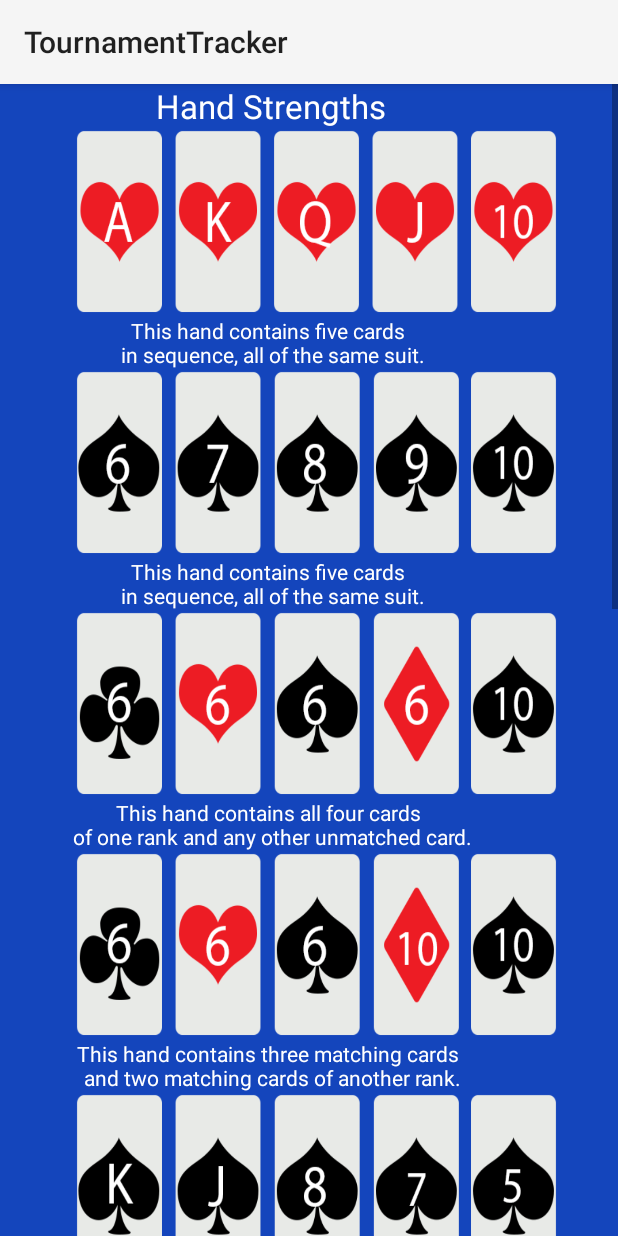
After one commit to richpingree/AD2, an Android app: the fragment PokerHandsFragment shown on its own in the app's theme, on a phone screen of 412 x 824 dp. The commit adds this screen. Run offline under Robolectric (Android 15) with nearby library versions, the phone set to English and light mode, and no system bars.

Commit message:
created PokerHandFragment
created PokerHandFragment, added images to drawable folder, coded
ImageView and TextView for each hand

```diff
--- /dev/null
+++ b/TournamentTracker/app/src/main/java/com/richardpingree/tournamenttracker/Fragments/PokerHandsFragment.java
@@ -0,0 +1,115 @@
+package com.richardpingree.tournamenttracker.Fragments;
+
+import android.app.Fragment;
+import android.graphics.Color;
+import android.os.Bundle;
+import android.support.annotation.Nullable;
+import android.view.LayoutInflater;
+import android.view.View;
+import android.view.ViewGroup;
+import android.widget.ImageView;
+import android.widget.TextView;
+
+import com.richardpingree.tournamenttracker.R;
+
+/**
+ * Created by Richard Pingree APD2 1505 on 5/26/15.
+ */
+public class PokerHandsFragment extends Fragment{
+
+    private final String TAG = "PokerHandFrag.TAG";
+
+    TextView title, royaldesc, straightflushdesc, fourdesc, fulldesc, flushdesc, straightdesc, threedesc, twopairdesc, pairdesc, highcarddesc;
+
+    ImageView royalFlush, straightFlush, fourKind, fullHouse, flush, straight, threeKind, twopair, pair, highcard;
+
+    public PokerHandsFragment(){
+
+    }
+
+    @Nullable
+    @Override
+    public View onCreateView(LayoutInflater inflater, ViewGroup container, Bundle savedInstanceState) {
+        View rootView = inflater.inflate(R.layout.fragment_pokerhands, container, false);
+        return rootView;
+    }
+
+    @Override
+    public void onActivityCreated(Bundle savedInstanceState) {
+        super.onActivityCreated(savedInstanceState);
+
+        title = (TextView)getView().findViewById(R.id.Title);
+        title.setTextColor(Color.WHITE);
+        title.setText("Hand Strengths");
+
+        royalFlush = (ImageView)getView().findViewById(R.id.royalFlush);
+        royalFlush.setImageResource(R.drawable.royalflush);
+
+        royaldesc = (TextView)getView().findViewById(R.id.royaldescription);
+        royaldesc.setTextColor(Color.WHITE);
+        royaldesc.setText("This hand contains five cards \n in sequence, all of the same suit.");
+
+        straightFlush = (ImageView)getView().findViewById(R.id.straightFlush);
+        straightFlush.setImageResource(R.drawable.straightflush);
+
+        straightflushdesc = (TextView)getView().findViewById(R.id.straightflushdescription);
+        straightflushdesc.setTextColor(Color.WHITE);
+        straightflushdesc.setText("This hand contains five cards \n in sequence, all of the same suit.");
+
+        fourKind = (ImageView)getView().findViewById(R.id.fourKind);
+        fourKind.setImageResource(R.drawable.fourofakind);
+
+        fourdesc = (TextView)getView().findViewById(R.id.fourdescription);
+        fourdesc.setTextColor(Color.WHITE);
+        fourdesc.setText("This hand contains all four cards \n of one rank and any other unmatched card.");
+
+        fullHouse = (ImageView)getView().findViewById(R.id.fullHouse);
+        fullHouse.setImageResource(R.drawable.fullhouse);
+
+        fulldesc = (TextView)getView().findViewById(R.id.fulldescription);
+        fulldesc.setTextColor(Color.WHITE);
+        fulldesc.setText("This hand contains three matching cards \n and two matching cards of another rank.");
+
+        flush = (ImageView)getView().findViewById(R.id.flush);
+        flush.setImageResource(R.drawable.flush);
+
+        flushdesc = (TextView)getView().findViewById(R.id.flushdescription);
+        flushdesc.setTextColor(Color.WHITE);
+        flushdesc.setText("This hand contains all five cards \n of the same suit, but not in sequence.");
+
+        straight = (ImageView)getView().findViewById(R.id.straight);
+        straight.setImageResource(R.drawable.straight);
+
+        straightdesc = (TextView)getView().findViewById(R.id.straightdescription);
+        straightdesc.setTextColor(Color.WHITE);
+        straightdesc.setText("This hand contains five card of sequential \n rank in at least two different suits.");
+
+        threeKind = (ImageView)getView().findViewById(R.id.threeKind);
+        threeKind.setImageResource(R.drawable.threeofakind);
+
+        threedesc = (TextView)getView().findViewById(R.id.threedescription);
+        threedesc.setTextColor(Color.WHITE);
+        threedesc.setText("This hand contains three cards of \n the same rank, with two cards not \n of this rank nor the same as each other.");
+
+        twopair = (ImageView)getView().findViewById(R.id.twoPair);
+        twopair.setImageResource(R.drawable.twopair);
+
+        twopairdesc = (TextView)getView().findViewById(R.id.twopairdescription);
+        twopairdesc.setTextColor(Color.WHITE);
+        twopairdesc.setText("This hand contains two cards \n of the same rank, plus \n two cards of another rank.");
+
+        pair = (ImageView)getView().findViewById(R.id.pair);
+        pair.setImageResource(R.drawable.pair);
+
+        pairdesc = (TextView)getView().findViewById(R.id.pairdescription);
+        pairdesc.setTextColor(Color.WHITE);
+        pairdesc.setText("This hand contains two cards the same rank, \n plus three cards which are not of this \n rank nor the same.");
+
+        highcard = (ImageView)getView().findViewById(R.id.highcard);
+        highcard.setImageResource(R.drawable.highcard);
+
+        highcarddesc = (TextView)getView().findViewById(R.id.highcarddescription);
+        highcarddesc.setTextColor(Color.WHITE);
+        highcarddesc.setText("This hand contains any five cards not \n meeting any of the above requirements.");
+    }
+}
--- a/TournamentTracker/app/src/main/java/com/richardpingree/tournamenttracker/Fragments/TimerFragment.java
+++ b/TournamentTracker/app/src/main/java/com/richardpingree/tournamenttracker/Fragments/TimerFragment.java
@@ -41,7 +41,7 @@ public class TimerFragment extends Fragment {
     private long startTime = 60 * 1000;
     private final long interval = 1 * 1000;
     private ArrayList<BlindClass> BlindArray;
-    long timeremaining;
+    public long timeremaining;
     int sBlind, bBlind;
     int currentBlind = 0;
     TextView timer, smallBlind, bigBlind;
@@ -134,7 +134,6 @@ public class TimerFragment extends Fragment {
                     bBlind = BlindArray.get(currentBlind).getmBigBlind();
 
                 }
-
                 countDownTimer.start();
 
             }
@@ -143,8 +142,23 @@ public class TimerFragment extends Fragment {
         pauseBtn.setOnClickListener(new View.OnClickListener() {
             @Override
             public void onClick(View v) {
+                Log.i(TAG, "Cancel Button Clicked" + String.valueOf(timeremaining));
+                countDownTimer.cancel();
+                timer.setText("" + String.format("%d:%02d", TimeUnit.MILLISECONDS.toMinutes(timeremaining),
+                        TimeUnit.MILLISECONDS.toSeconds(timeremaining) -
+                                TimeUnit.MINUTES.toSeconds(TimeUnit.MILLISECONDS.toMinutes(timeremaining))));
+                AlertDialog.Builder pauseAlert = new AlertDialog.Builder(getActivity());
+                pauseAlert.setMessage("The Blinds Are Pause!").setPositiveButton("Resume", new DialogInterface.OnClickListener() {
+                    @Override
+                    public void onClick(DialogInterface dialog, int which) {
 
-                countDownTimer.cancel();
+                       // timer.setText("" + String.format("%d:00", TimeUnit.MILLISECONDS.toMinutes(timeremaining)));
+                       // countDownTimer.onTick(startTime - timeremaining);
+                        countDownTimer.start();
+                    }
+                });
+
+                pauseAlert.show();
 
             }
         });
@@ -194,7 +208,7 @@ public class TimerFragment extends Fragment {
                     resetAlert.show();
                 }else{
                     countDownTimer.cancel();
-                    timer.setText(""+String.format("%d:00", TimeUnit.MILLISECONDS.toMinutes(startTime)));
+                    timer.setText("" + String.format("%d:00", TimeUnit.MILLISECONDS.toMinutes(startTime)));
                 }
             }
         });
@@ -202,6 +216,8 @@ public class TimerFragment extends Fragment {
     }
 
     public class MyCountDownTimer extends CountDownTimer{
+
+        //public long timeremaining;
 
         /**
          * @param startTime    The number of millis in the future from the call
@@ -219,6 +235,8 @@ public class TimerFragment extends Fragment {
                 timer.setText("" + String.format("%d:%02d", TimeUnit.MILLISECONDS.toMinutes(millisUntilFinished),
                         TimeUnit.MILLISECONDS.toSeconds(millisUntilFinished) -
                                 TimeUnit.MINUTES.toSeconds(TimeUnit.MILLISECONDS.toMinutes(millisUntilFinished))));
+
+            timeremaining = millisUntilFinished;
 
         }
 
--- a/TournamentTracker/app/src/main/java/com/richardpingree/tournamenttracker/MainActivity.java
+++ b/TournamentTracker/app/src/main/java/com/richardpingree/tournamenttracker/MainActivity.java
@@ -9,6 +9,7 @@ import android.util.Log;
 import android.view.Menu;
 import android.view.MenuItem;
 
+import com.richardpingree.tournamenttracker.Fragments.PokerHandsFragment;
 import com.richardpingree.tournamenttracker.Fragments.TimerFragment;
 import com.richardpingree.tournamenttracker.Fragments.TournamentListFragment;
 
@@ -113,8 +114,14 @@ public class MainActivity extends Activity
                 break;
             case 1:
                 getFragmentManager().beginTransaction().replace(R.id.container, new TournamentListFragment()).commit();
-//                Intent tourneyListIntent = new Intent(this, TournamentListActivity.class);
-//                startActivity(tourneyListIntent);
+                break;
+            case 2:
+
+                break;
+            case 3:
+                getFragmentManager().beginTransaction().replace(R.id.container, new PokerHandsFragment()).commit();
+                break;
+
         }
     }
 
@@ -129,6 +136,8 @@ public class MainActivity extends Activity
             case 3:
                 mTitle = getString(R.string.title_section3);
                 break;
+            case 4:
+                mTitle = getString(R.string.titel_section4);
         }
     }
 
--- a/TournamentTracker/app/src/main/java/com/richardpingree/tournamenttracker/NavigationDrawerFragment.java
+++ b/TournamentTracker/app/src/main/java/com/richardpingree/tournamenttracker/NavigationDrawerFragment.java
@@ -105,6 +105,7 @@ public class NavigationDrawerFragment extends Fragment {
                         getString(R.string.title_section1),
                         getString(R.string.title_section2),
                         getString(R.string.title_section3),
+                        getString(R.string.titel_section4)
                 }));
         mDrawerListView.setItemChecked(mCurrentSelectedPosition, true);
         return mDrawerListView;
--- /dev/null
+++ b/TournamentTracker/app/src/main/res/layout/fragment_pokerhands.xml
@@ -0,0 +1,208 @@
+<?xml version="1.0" encoding="utf-8"?>
+<LinearLayout xmlns:android="http://schemas.android.com/apk/res/android"
+    android:orientation="vertical" android:layout_width="match_parent"
+    android:layout_height="match_parent"
+    android:background="@color/blue">
+
+    <ScrollView
+        android:layout_width="match_parent"
+        android:layout_height="wrap_content">
+
+        <TableLayout
+            android:layout_width="match_parent"
+            android:layout_height="wrap_content">
+
+            <TableRow >
+                <TextView
+                    android:layout_height="wrap_content"
+                    android:layout_width="match_parent"
+                    android:id="@+id/Title"
+                    android:textAppearance="?android:attr/textAppearanceLarge"
+                    android:gravity="center_horizontal"
+                    />
+            </TableRow>
+
+            <TableRow android:gravity="center_horizontal">
+                <ImageView
+                    android:layout_marginLeft="10dp"
+                    android:layout_width="350dp"
+                    android:layout_height="125dp"
+                    android:scaleType="fitXY"
+                    android:id="@+id/royalFlush" />
+            </TableRow>
+
+            <TableRow>
+                <TextView
+                    android:layout_height="wrap_content"
+                    android:layout_width="match_parent"
+                    android:id="@+id/royaldescription"
+                    android:textAppearance="?android:attr/textAppearanceSmall"
+                    android:gravity="center_horizontal"/>
+            </TableRow>
+
+            <TableRow android:gravity="center_horizontal">
+                <ImageView
+                    android:layout_marginLeft="10dp"
+                    android:layout_width="350dp"
+                    android:layout_height="125dp"
+                    android:scaleType="fitXY"
+                    android:id="@+id/straightFlush" />
+            </TableRow>
+
+            <TableRow>
+                <TextView
+                    android:layout_height="wrap_content"
+                    android:layout_width="match_parent"
+                    android:id="@+id/straightflushdescription"
+                    android:textAppearance="?android:attr/textAppearanceSmall"
+                    android:gravity="center_horizontal"/>
+            </TableRow>
+
+            <TableRow android:gravity="center_horizontal">
+                <ImageView
+                    android:layout_marginLeft="10dp"
+                    android:layout_width="350dp"
+                    android:layout_height="125dp"
+                    android:scaleType="fitXY"
+                    android:id="@+id/fourKind" />
+            </TableRow>
+
+            <TableRow>
+                <TextView
+                    android:layout_height="wrap_content"
+                    android:layout_width="match_parent"
+                    android:id="@+id/fourdescription"
+                    android:textAppearance="?android:attr/textAppearanceSmall"
+                    android:gravity="center_horizontal"/>
+            </TableRow>
+
+            <TableRow android:gravity="center_horizontal">
+                <ImageView
+                    android:layout_marginLeft="10dp"
+                    android:layout_width="350dp"
+                    android:layout_height="125dp"
+                    android:scaleType="fitXY"
+                    android:id="@+id/fullHouse" />
+            </TableRow>
+
+            <TableRow>
+                <TextView
+                    android:layout_height="wrap_content"
+                    android:layout_width="match_parent"
+                    android:id="@+id/fulldescription"
+                    android:textAppearance="?android:attr/textAppearanceSmall"
+                    android:gravity="center_horizontal"/>
+            </TableRow>
+
+            <TableRow android:gravity="center_horizontal">
+                <ImageView
+                    android:layout_marginLeft="10dp"
+                    android:layout_width="350dp"
+                    android:layout_height="125dp"
+                    android:scaleType="fitXY"
+                    android:id="@+id/flush" />
+            </TableRow>
+
+            <TableRow>
+                <TextView
+                    android:layout_height="wrap_content"
+                    android:layout_width="match_parent"
+                    android:id="@+id/flushdescription"
+                    android:textAppearance="?android:attr/textAppearanceSmall"
+                    android:gravity="center_horizontal"/>
+            </TableRow>
+
+            <TableRow android:gravity="center_horizontal">
+                <ImageView
+                    android:layout_marginLeft="10dp"
+                    android:layout_width="350dp"
+                    android:layout_height="125dp"
+                    android:scaleType="fitXY"
+                    android:id="@+id/straight" />
+            </TableRow>
+
+            <TableRow>
+                <TextView
+                    android:layout_height="wrap_content"
+                    android:layout_width="match_parent"
+                    android:id="@+id/straightdescription"
+                    android:textAppearance="?android:attr/textAppearanceSmall"
+                    android:gravity="center_horizontal"/>
+            </TableRow>
+
+            <TableRow android:gravity="center_horizontal">
+                <ImageView
+                    android:layout_marginLeft="10dp"
+                    android:layout_width="350dp"
+                    android:layout_height="125dp"
+                    android:scaleType="fitXY"
+                    android:id="@+id/threeKind" />
+            </TableRow>
+
+            <TableRow>
+                <TextView
+                    android:layout_height="wrap_content"
+                    android:layout_width="match_parent"
+                    android:id="@+id/threedescription"
+                    android:textAppearance="?android:attr/textAppearanceSmall"
+                    android:gravity="center_horizontal"/>
+            </TableRow>
+
+            <TableRow android:gravity="center_horizontal">
+                <ImageView
+                    android:layout_marginLeft="10dp"
+                    android:layout_width="350dp"
+                    android:layout_height="125dp"
+                    android:scaleType="fitXY"
+                    android:id="@+id/twoPair" />
+            </TableRow>
+
+            <TableRow>
+                <TextView
+                    android:layout_height="wrap_content"
+                    android:layout_width="match_parent"
+                    android:id="@+id/twopairdescription"
+                    android:textAppearance="?android:attr/textAppearanceSmall"
+                    android:gravity="center_horizontal"/>
+            </TableRow>
+
+            <TableRow android:gravity="center_horizontal">
+                <ImageView
+                    android:layout_marginLeft="10dp"
+                    android:layout_width="350dp"
+                    android:layout_height="125dp"
+                    android:scaleType="fitXY"
+                    android:id="@+id/pair" />
+            </TableRow>
+
+            <TableRow>
+                <TextView
+                    android:layout_height="wrap_content"
+                    android:layout_width="match_parent"
+                    android:id="@+id/pairdescription"
+                    android:textAppearance="?android:attr/textAppearanceSmall"
+                    android:gravity="center_horizontal"/>
+            </TableRow>
+
+            <TableRow android:gravity="center_horizontal">
+                <ImageView
+                    android:layout_marginLeft="10dp"
+                    android:layout_width="350dp"
+                    android:layout_height="125dp"
+                    android:scaleType="fitXY"
+                    android:id="@+id/highcard" />
+            </TableRow>
+
+            <TableRow>
+                <TextView
+                    android:layout_height="wrap_content"
+                    android:layout_width="match_parent"
+                    android:id="@+id/highcarddescription"
+                    android:textAppearance="?android:attr/textAppearanceSmall"
+                    android:gravity="center_horizontal"/>
+            </TableRow>
+
+        </TableLayout>
+    </ScrollView>
+
+</LinearLayout>
--- a/TournamentTracker/app/src/main/res/values/strings.xml
+++ b/TournamentTracker/app/src/main/res/values/strings.xml
@@ -3,7 +3,8 @@
 
     <string name="title_section1">Timer</string>
     <string name="title_section2">Tournaments</string>
-    <string name="title_section3">Section 3</string>
+    <string name="title_section3">Probabilities/Odds</string>
+    <string name="titel_section4">Poker Hands</string>
 
     <string name="navigation_drawer_open">Open navigation drawer</string>
     <string name="navigation_drawer_close">Close navigation drawer</string>
```
Also changed, not shown: TournamentTracker/app/src/main/res/drawable/flush.png (added), TournamentTracker/app/src/main/res/drawable/fourofakind.png (added), TournamentTracker/app/src/main/res/drawable/fullhouse.png (added), TournamentTracker/app/src/main/res/drawable/highcard.png (added), TournamentTracker/app/src/main/res/drawable/pair.png (added), TournamentTracker/app/src/main/res/drawable/royalflush.png (added), TournamentTracker/app/src/main/res/drawable/straight.png (added), TournamentTracker/app/src/main/res/drawable/straightflush.png (added), TournamentTracker/app/src/main/res/drawable/threeofakind.png (added), TournamentTracker/app/src/main/res/drawable/twopair.png (added).
